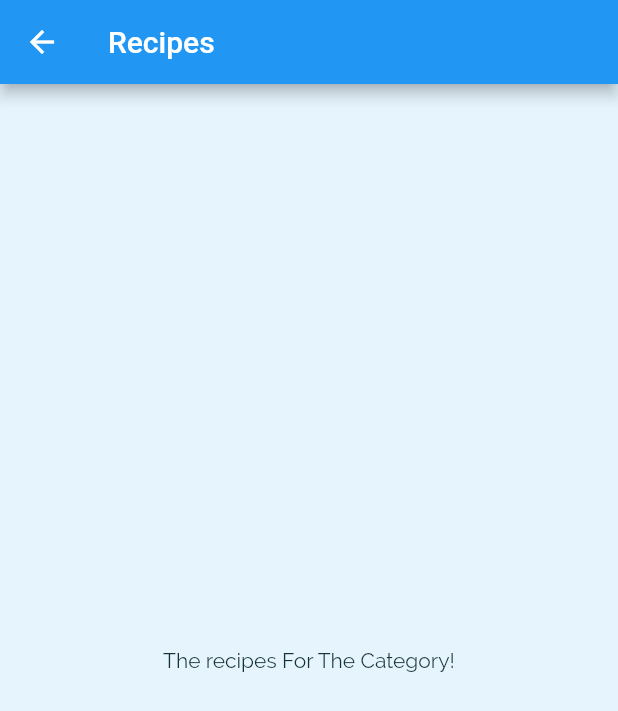
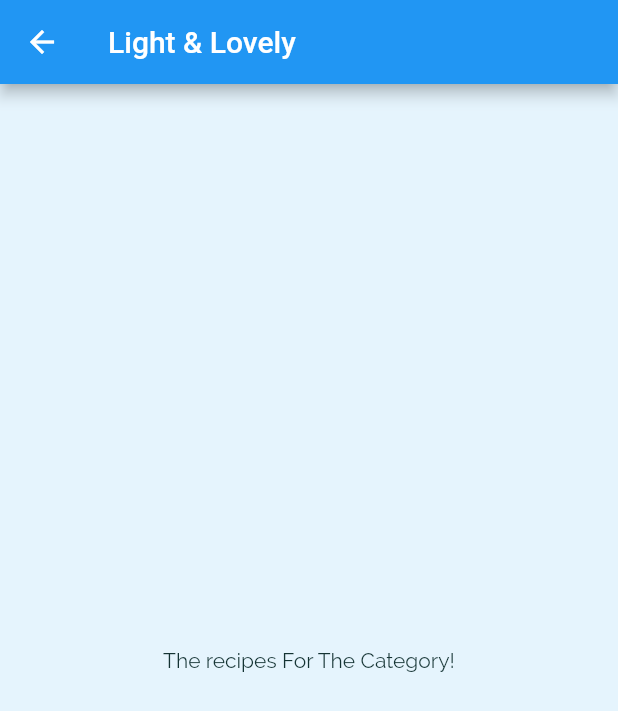
Before and after one commit to jeclauden/foodapp, a Flutter app: the screen it shows after launch, after a tap on "Light & Lovely", on a phone screen of 412 x 824 dp. Shown: the top 711 px of the screen. Run offline on Flutter 3.47's test engine with Material 2 defaults, Android fonts, the phone set to English and light mode, and no system bars.

Commit message:
Update recipe with name in the app bar

```diff
--- a/lib/categoryItem.dart
+++ b/lib/categoryItem.dart
@@ -1,13 +1,15 @@
 import 'package:flutter/material.dart';
-import 'package:foodapp/gategories_screen.dart';
+import './gategories_screen.dart';
 
 import 'category_meals_screen.dart';
 
 class CategortItem extends StatelessWidget {
+  final String id;
   final String title;
   final Color color;
 
   const CategortItem({
+    required this.id,
     required this.title,
     required this.color,
     Key? key,
@@ -17,7 +19,10 @@ class CategortItem extends StatelessWidget {
     Navigator.of(ctx).push(
       MaterialPageRoute(
         builder: (_) {
-          return const CategoryMealsScreen();
+          return CategoryMealsScreen(
+            catId: id,
+            catTitle: title,
+          );
         },
       ),
     );
--- a/lib/category_meals_screen.dart
+++ b/lib/category_meals_screen.dart
@@ -1,13 +1,19 @@
 import 'package:flutter/material.dart';
 
 class CategoryMealsScreen extends StatelessWidget {
-  const CategoryMealsScreen({Key? key}) : super(key: key);
+  final String catId;
+  final String catTitle;
+  const CategoryMealsScreen({
+    required this.catId,
+    required this.catTitle,
+    Key? key,
+  }) : super(key: key);
 
   @override
   Widget build(BuildContext context) {
     return Scaffold(
       appBar: AppBar(
-        title: const Text("Recipes"),
+        title: Text(catTitle),
       ),
       body: const Center(
         child: Text("The recipes For The Category!"),
--- a/lib/gategories_screen.dart
+++ b/lib/gategories_screen.dart
@@ -19,6 +19,7 @@ class CategoriesScreen extends StatelessWidget {
         ),
         children: DUMMY_CATEGORIES
             .map((catergoty) => CategortItem(
+                  id: catergoty.id,
                   title: catergoty.title,
                   color: catergoty.color,
                 ))
```
